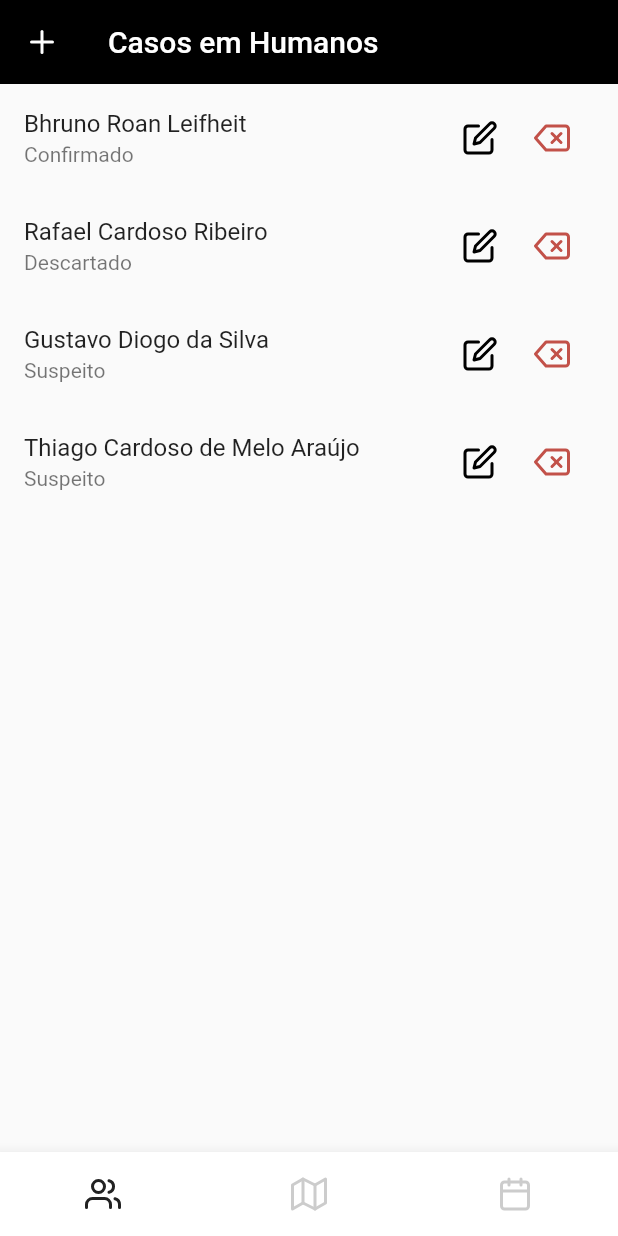
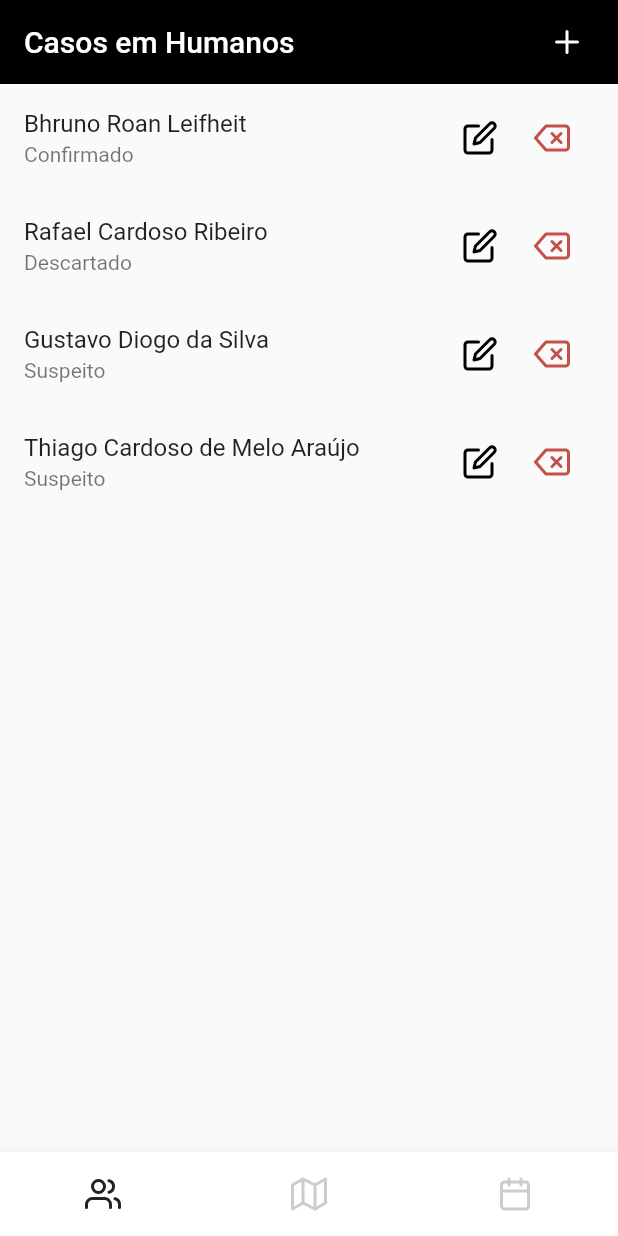
Before and after one commit to rp-5/dengue-frontend, a Flutter app: the screen it shows after launch, on a phone screen of 412 x 824 dp. Run offline on Flutter 3.47's test engine with Material 2 defaults, Android fonts, the phone set to English and light mode, and no system bars; drawn by our look-alikes of animated_bottom_navigation_bar; our stand-ins replace flutter_feather_icons; Roboto replaces fonts that are missing (Proxima).

Commit message:
some-fixes

```diff
--- a/dengue/lib/src/components/human_tile.dart
+++ b/dengue/lib/src/components/human_tile.dart
@@ -1,4 +1,4 @@
-import 'package:dengue/src/data/option_list.dart';
+import 'package:dengue/src/data/pages_list.dart';
 import 'package:dengue/src/model/human.dart';
 import 'package:flutter/material.dart';
 import 'package:flutter_feather_icons/flutter_feather_icons.dart';
--- a/dengue/lib/src/components/region_tile.dart
+++ b/dengue/lib/src/components/region_tile.dart
@@ -1,4 +1,4 @@
-import 'package:dengue/src/data/option_list.dart';
+import 'package:dengue/src/data/pages_list.dart';
 import 'package:dengue/src/model/human.dart';
 import 'package:dengue/src/model/region.dart';
 import 'package:flutter/material.dart';
--- a/dengue/lib/src/pages/human_cases.dart
+++ b/dengue/lib/src/pages/human_cases.dart
@@ -1,6 +1,6 @@
 import 'package:dengue/src/components/human_tile.dart';
-import 'package:dengue/src/data/humandata.dart';
-import 'package:dengue/src/data/option_list.dart';
+import 'package:dengue/src/data/human_data.dart';
+import 'package:dengue/src/data/pages_list.dart';
 import 'package:flutter/material.dart';
 import 'package:flutter_feather_icons/flutter_feather_icons.dart';
 
@@ -27,7 +27,8 @@ class HumanCasesState extends State<HumanCases> {
               "Casos em Humanos",
               style: TextStyle(color: Colors.white),
             ),
-          leading: IconButton(
+            actions: [
+              IconButton(
                 icon: const Icon(FeatherIcons.plus),
                 onPressed: () {
                   Navigator.push(
@@ -37,7 +38,10 @@ class HumanCasesState extends State<HumanCases> {
                       ));
                 },
               ),
-        ),
+              const SizedBox(
+                width: 10,
+              )
+            ]),
         body: ListView.builder(
             itemCount: human.length,
             itemBuilder: (context, index) =>
--- a/dengue/lib/src/pages/region_cases.dart
+++ b/dengue/lib/src/pages/region_cases.dart
@@ -1,6 +1,6 @@
 import 'package:dengue/src/components/region_tile.dart';
-import 'package:dengue/src/data/option_list.dart';
-import 'package:dengue/src/data/regionData.dart';
+import 'package:dengue/src/data/pages_list.dart';
+import 'package:dengue/src/data/region_data.dart';
 import 'package:flutter/material.dart';
 import 'package:flutter_feather_icons/flutter_feather_icons.dart';
 
@@ -17,7 +17,7 @@ class RegionCasesState extends State<RegionCases> {
     return Scaffold(body: getBody());
   }
 
-Widget getBody() {
+  Widget getBody() {
     const region = {...regiondata};
     return Scaffold(
         appBar: AppBar(
```
Also changed, not shown: dengue/lib/src/pages/human_register.dart (+23 -21 lines), dengue/lib/src/data/human_data.dart (renamed from dengue/lib/src/data/humandata.dart), dengue/lib/src/data/pages_list.dart (renamed from dengue/lib/src/data/option_list.dart), dengue/lib/src/data/region_data.dart (renamed from dengue/lib/src/data/regionData.dart). Lines whose indentation alone changed are shown as unchanged.
